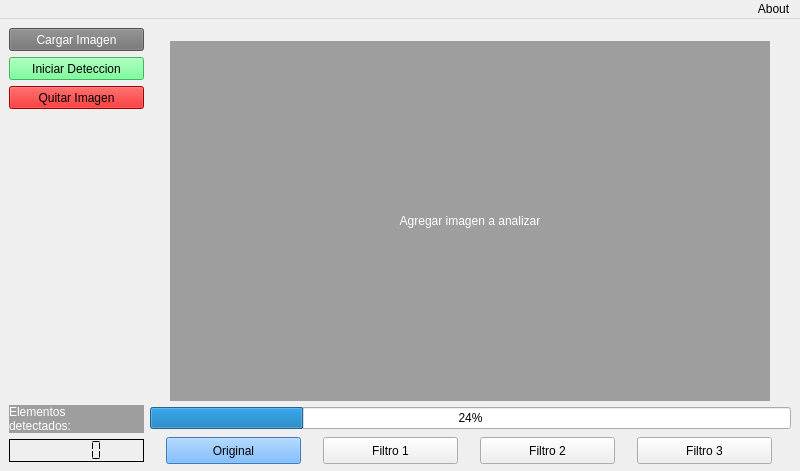
Old version of the form Proyecto/vista.ui in the repository dvarasm/Python-Cientifico.
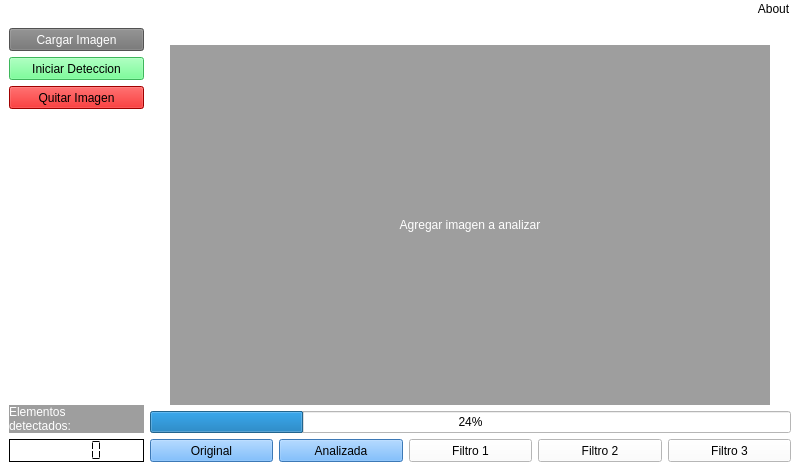
New version of the form.

```diff
--- a/Proyecto/vista.ui
+++ b/Proyecto/vista.ui
@@ -19,6 +19,9 @@
   <property name="windowTitle">
    <string>MainWindow</string>
   </property>
+  <property name="styleSheet">
+   <string notr="true">background-color: rgb(255, 255, 255);</string>
+  </property>
   <widget class="QWidget" name="centralwidget">
    <property name="sizePolicy">
     <sizepolicy hsizetype="Fixed" vsizetype="Fixed">
@@ -363,8 +366,8 @@
              <widget class="QPushButton" name="original">
               <property name="minimumSize">
                <size>
-                <width>135</width>
-                <height>27</height>
+                <width>0</width>
+                <height>23</height>
                </size>
               </property>
               <property name="maximumSize">
@@ -391,6 +394,23 @@
               </property>
              </widget>
             </item>
+            <item>
+             <widget class="QPushButton" name="analizada">
+              <property name="minimumSize">
+               <size>
+                <width>0</width>
+                <height>23</height>
+               </size>
+              </property>
+              <property name="styleSheet">
+               <string notr="true">font: 12pt &quot;MS Shell Dlg 2&quot;;
+background-color: rgb(85, 170, 255);</string>
+              </property>
+              <property name="text">
+               <string>Analizada</string>
+              </property>
+             </widget>
+            </item>
             <item>
              <widget class="QPushButton" name="filtro1">
               <property name="enabled">
@@ -398,8 +418,8 @@
               </property>
               <property name="minimumSize">
                <size>
-                <width>135</width>
-                <height>27</height>
+                <width>0</width>
+                <height>23</height>
                </size>
               </property>
               <property name="maximumSize">
@@ -420,8 +440,8 @@
              <widget class="QPushButton" name="filtro2">
               <property name="minimumSize">
                <size>
-                <width>135</width>
-                <height>27</height>
+                <width>0</width>
+                <height>23</height>
                </size>
               </property>
               <property name="maximumSize">
@@ -445,8 +465,8 @@
               </property>
               <property name="minimumSize">
                <size>
-                <width>135</width>
-                <height>27</height>
+                <width>0</width>
+                <height>23</height>
                </size>
               </property>
               <property name="maximumSize">
```
Left out of the diff: 44 changed lines with no effect on the pictures.
